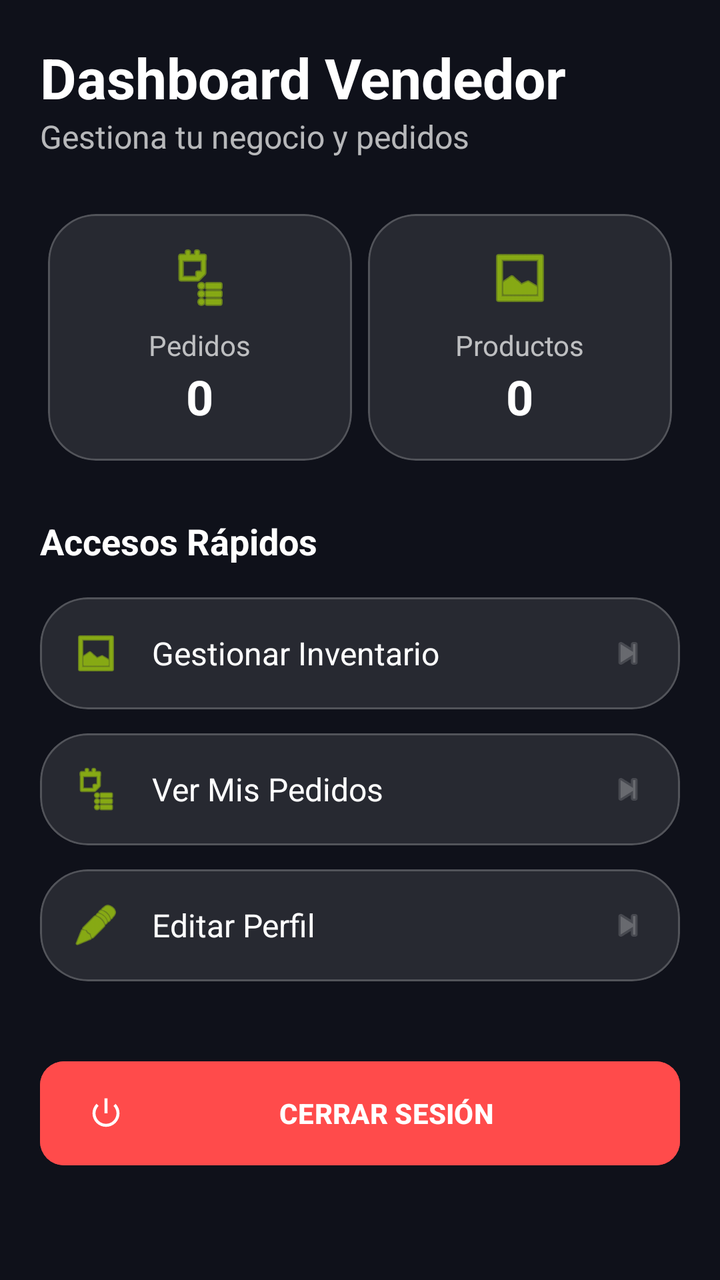
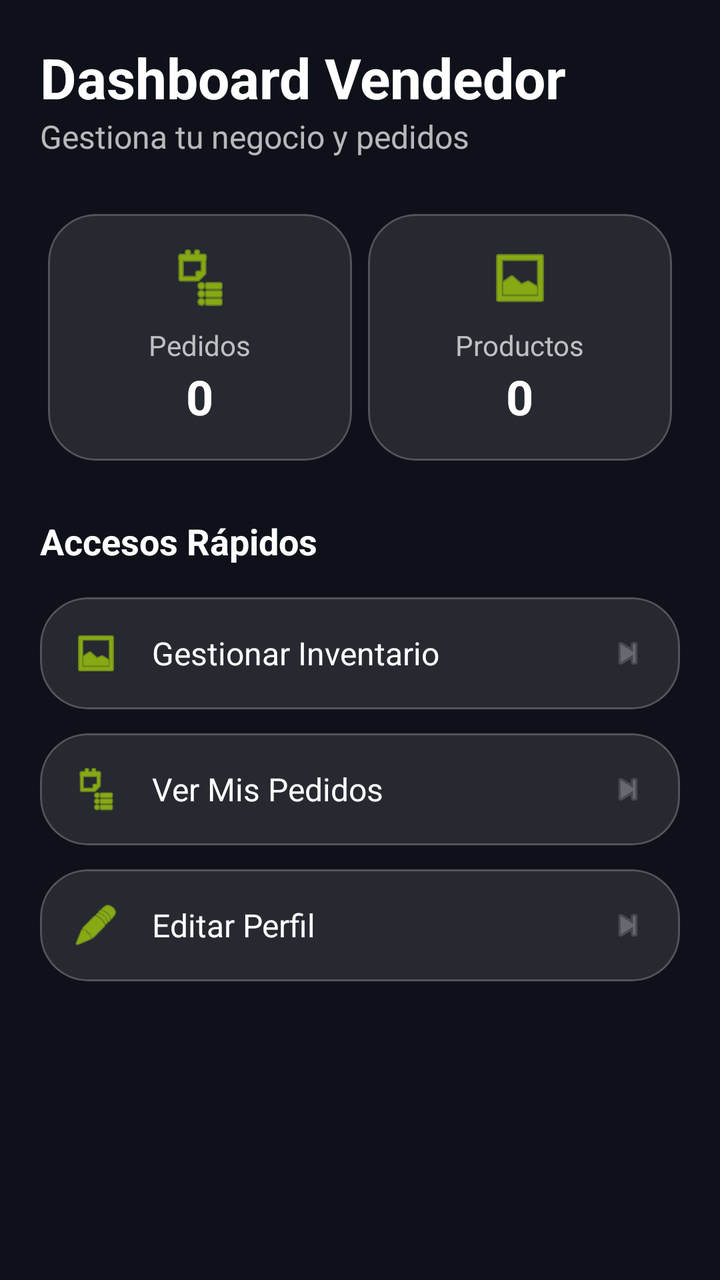

The first picture is an Android layout as it rendered before a commit; the second is the same layout after the commit. The layout source and the unified diff follow.
<!-- AndroidManifest.xml: application theme Theme.VoltCore -->
<!-- res/layout/fragment_vendor_dashboard.xml -->
<?xml version="1.0" encoding="utf-8"?>
<androidx.core.widget.NestedScrollView xmlns:android="http://schemas.android.com/apk/res/android"
    xmlns:app="http://schemas.android.com/apk/res-auto"
    android:layout_width="match_parent"
    android:layout_height="match_parent"
    android:background="@color/volt_background"
    android:fillViewport="true">

    <LinearLayout
        android:layout_width="match_parent"
        android:layout_height="wrap_content"
        android:orientation="vertical"
        android:padding="20dp">

        <TextView
            android:layout_width="wrap_content"
            android:layout_height="wrap_content"
            android:text="Dashboard Vendedor"
            android:textColor="@color/white"
            android:textSize="28sp"
            android:textStyle="bold" />

        <TextView
            android:layout_width="wrap_content"
            android:layout_height="wrap_content"
            android:text="Gestiona tu negocio y pedidos"
            android:textColor="#B3FFFFFF"
            android:textSize="16sp"
            android:layout_marginBottom="24dp"/>

        <GridLayout
            android:layout_width="match_parent"
            android:layout_height="wrap_content"
            android:columnCount="2"
            android:rowCount="1"
            android:layout_marginBottom="24dp">

            <com.google.android.material.card.MaterialCardView
                style="@style/Widget.VoltCore.Card"
                android:layout_width="0dp"
                android:layout_height="wrap_content"
                android:layout_columnWeight="1"
                android:layout_margin="4dp">
                <LinearLayout
                    android:layout_width="match_parent"
                    android:layout_height="wrap_content"
                    android:gravity="center"
                    android:orientation="vertical"
                    android:padding="16dp">
                    <ImageView
                        android:layout_width="32dp"
                        android:layout_height="32dp"
                        android:src="@android:drawable/ic_menu_agenda"
                        app:tint="@color/volt_primary"
                        android:layout_marginBottom="8dp"/>
                    <TextView
                        android:layout_width="wrap_content"
                        android:layout_height="wrap_content"
                        android:text="Pedidos"
                        android:textColor="#B3FFFFFF"
                        android:textSize="14sp" />
                    <TextView
                        android:id="@+id/tvOrderCount"
                        android:layout_width="wrap_content"
                        android:layout_height="wrap_content"
                        android:text="0"
                        android:textColor="@color/white"
                        android:textSize="24sp"
                        android:textStyle="bold" />
                </LinearLayout>
            </com.google.android.material.card.MaterialCardView>

            <com.google.android.material.card.MaterialCardView
                style="@style/Widget.VoltCore.Card"
                android:layout_width="0dp"
                android:layout_height="wrap_content"
                android:layout_columnWeight="1"
                android:layout_margin="4dp">
                <LinearLayout
                    android:layout_width="match_parent"
                    android:layout_height="wrap_content"
                    android:gravity="center"
                    android:orientation="vertical"
                    android:padding="16dp">
                    <ImageView
                        android:layout_width="32dp"
                        android:layout_height="32dp"
                        android:src="@android:drawable/ic_menu_gallery"
                        app:tint="@color/volt_primary"
                        android:layout_marginBottom="8dp"/>
                    <TextView
                        android:layout_width="wrap_content"
                        android:layout_height="wrap_content"
                        android:text="Productos"
                        android:textColor="#B3FFFFFF"
                        android:textSize="14sp" />
                    <TextView
                        android:id="@+id/tvProductCount"
                        android:layout_width="wrap_content"
                        android:layout_height="wrap_content"
                        android:text="0"
                        android:textColor="@color/white"
                        android:textSize="24sp"
                        android:textStyle="bold" />
                </LinearLayout>
            </com.google.android.material.card.MaterialCardView>

        </GridLayout>

        <TextView
            android:layout_width="wrap_content"
            android:layout_height="wrap_content"
            android:text="Accesos Rápidos"
            android:textColor="@color/white"
            android:textSize="18sp"
            android:textStyle="bold"
            android:layout_marginBottom="16dp"/>

        <com.google.android.material.card.MaterialCardView
            android:id="@+id/btnVendorProducts"
            style="@style/Widget.VoltCore.Card"
            android:layout_width="match_parent"
            android:layout_height="wrap_content"
            android:layout_marginBottom="12dp"
            android:clickable="true"
            android:focusable="true">
            <LinearLayout
                android:layout_width="match_parent"
                android:layout_height="wrap_content"
                android:padding="16dp"
                android:gravity="center_vertical">
                <ImageView
                    android:layout_width="24dp"
                    android:layout_height="24dp"
                    android:src="@android:drawable/ic_menu_gallery"
                    app:tint="@color/volt_primary"/>
                <TextView
                    android:layout_width="0dp"
                    android:layout_height="wrap_content"
                    android:layout_weight="1"
                    android:layout_marginStart="16dp"
                    android:text="Gestionar Inventario"
                    android:textColor="@color/white"
                    android:textSize="16sp"/>
                <ImageView
                    android:layout_width="20dp"
                    android:layout_height="20dp"
                    android:src="@android:drawable/ic_media_next"
                    app:tint="#4DFFFFFF"/>
            </LinearLayout>
        </com.google.android.material.card.MaterialCardView>

        <com.google.android.material.card.MaterialCardView
            android:id="@+id/btnVendorOrders"
            style="@style/Widget.VoltCore.Card"
            android:layout_width="match_parent"
            android:layout_height="wrap_content"
            android:layout_marginBottom="12dp"
            android:clickable="true"
            android:focusable="true">
            <LinearLayout
                android:layout_width="match_parent"
                android:layout_height="wrap_content"
                android:padding="16dp"
                android:gravity="center_vertical">
                <ImageView
                    android:layout_width="24dp"
                    android:layout_height="24dp"
                    android:src="@android:drawable/ic_menu_agenda"
                    app:tint="@color/volt_primary"/>
                <TextView
                    android:layout_width="0dp"
                    android:layout_height="wrap_content"
                    android:layout_weight="1"
                    android:layout_marginStart="16dp"
                    android:text="Ver Mis Pedidos"
                    android:textColor="@color/white"
                    android:textSize="16sp"/>
                <ImageView
                    android:layout_width="20dp"
                    android:layout_height="20dp"
                    android:src="@android:drawable/ic_media_next"
                    app:tint="#4DFFFFFF"/>
            </LinearLayout>
        </com.google.android.material.card.MaterialCardView>

        <com.google.android.material.card.MaterialCardView
            android:id="@+id/btnVendorProfile"
            style="@style/Widget.VoltCore.Card"
            android:layout_width="match_parent"
            android:layout_height="wrap_content"
            android:layout_marginBottom="12dp"
            android:clickable="true"
            android:focusable="true">
            <LinearLayout
                android:layout_width="match_parent"
                android:layout_height="wrap_content"
                android:padding="16dp"
                android:gravity="center_vertical">
                <ImageView
                    android:layout_width="24dp"
                    android:layout_height="24dp"
                    android:src="@android:drawable/ic_menu_edit"
                    app:tint="@color/volt_primary"/>
                <TextView
                    android:layout_width="0dp"
                    android:layout_height="wrap_content"
                    android:layout_weight="1"
                    android:layout_marginStart="16dp"
                    android:text="Editar Perfil"
                    android:textColor="@color/white"
                    android:textSize="16sp"/>
                <ImageView
                    android:layout_width="20dp"
                    android:layout_height="20dp"
                    android:src="@android:drawable/ic_media_next"
                    app:tint="#4DFFFFFF"/>
            </LinearLayout>
        </com.google.android.material.card.MaterialCardView>

        <com.google.android.material.button.MaterialButton
            android:id="@+id/btnLogout"
            android:layout_width="match_parent"
            android:layout_height="60dp"
            android:layout_marginTop="24dp"
            android:text="CERRAR SESIÓN"
            android:backgroundTint="#FF4B4B"
            android:textColor="@color/white"
            android:textStyle="bold"
            app:cornerRadius="12dp"
            app:icon="@android:drawable/ic_lock_power_off"
            app:iconTint="@color/white" />

    </LinearLayout>
</androidx.core.widget.NestedScrollView>
<!-- resources referenced by this layout -->
<resources>
  <color name="volt_background">#0F111A</color>
  <color name="volt_primary">#C6FF00</color>
  <color name="white">#FFFFFFFF</color>
  <style name="Widget.VoltCore.Card" parent="Widget.Material3.CardView.Filled">
          <item name="cardCornerRadius">24dp</item>
          <item name="cardBackgroundColor">@color/glass_surface</item>
          <item name="strokeColor">@color/glass_stroke</item>
          <item name="strokeWidth">1dp</item>
      </style>
  <style name="Theme.VoltCore" parent="Base.Theme.VoltCore" />
  <color name="glass_surface">#1AFFFFFF</color>
  <color name="glass_stroke">#33FFFFFF</color>
  <style name="Base.Theme.VoltCore" parent="Theme.Material3.DayNight.NoActionBar">
          
          <item name="colorPrimary">@color/volt_primary</item>
          <item name="android:windowBackground">@color/volt_background</item>
          <item name="colorSurface">@color/glass_surface</item>
          <item name="colorOnSurface">@color/white</item>
      </style>
</resources>

<!-- the commit's change to res/layout/fragment_vendor_dashboard.xml (unified diff, before → after) -->
@@ -218,18 +218,5 @@
             </LinearLayout>
         </com.google.android.material.card.MaterialCardView>
 
-        <com.google.android.material.button.MaterialButton
-            android:id="@+id/btnLogout"
-            android:layout_width="match_parent"
-            android:layout_height="60dp"
-            android:layout_marginTop="24dp"
-            android:text="CERRAR SESIÓN"
-            android:backgroundTint="#FF4B4B"
-            android:textColor="@color/white"
-            android:textStyle="bold"
-            app:cornerRadius="12dp"
-            app:icon="@android:drawable/ic_lock_power_off"
-            app:iconTint="@color/white" />
-
     </LinearLayout>
 </androidx.core.widget.NestedScrollView>
